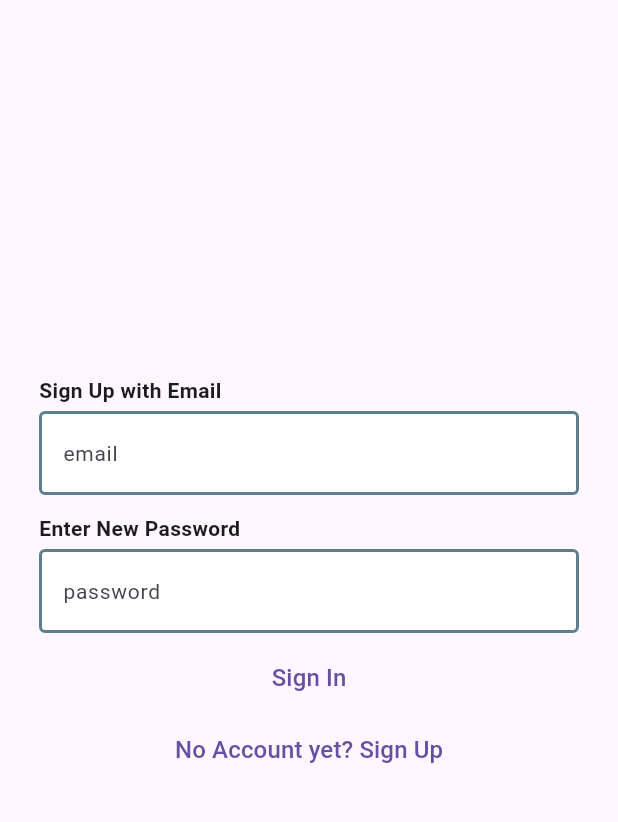
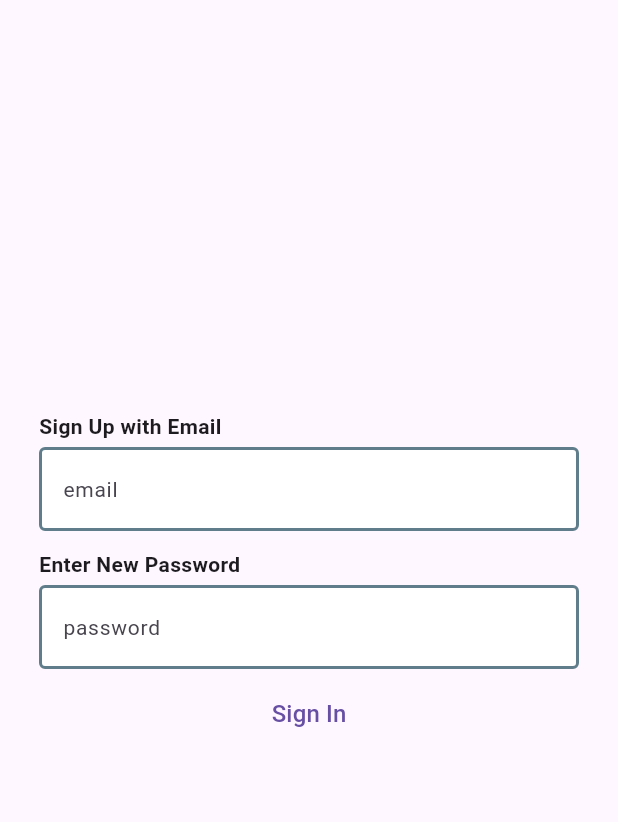
Before and after one commit to skeptickal/homeBrewed, a Flutter app: the screen it shows after launch, on a phone screen of 412 x 824 dp, the part 84-906 px from its top. Run offline on Flutter 3.47's test engine with Material 3 defaults, Android fonts, the phone set to English and light mode, and no system bars; our stand-ins replace bloc, cloud_firestore, equatable, firebase_auth, firebase_core, firebase_messaging and 3 more; accounts and stored records are empty.

Commit message:
added cubit for changing sign in state as a temporary holder

```diff
--- a/dnd_character_manager/lib/cubits/character_cubit/character_cubit.dart
+++ b/dnd_character_manager/lib/cubits/character_cubit/character_cubit.dart
@@ -1,8 +1,18 @@
 import 'package:bloc/bloc.dart';
+import 'package:dnd_character_manager/service/dnd_service.dart';
+import 'package:equatable/equatable.dart';
 import 'package:meta/meta.dart';
 
 part 'character_state.dart';
 
 class CharacterCubit extends Cubit<CharacterState> {
-  CharacterCubit() : super(CharacterInitial());
+  final DndService dndService;
+
+  CharacterCubit({DndService? dndService})
+      : dndService = dndService ?? DndService(),
+        super(const CharacterInitial());
+
+  Future<void> signIn(bool signedIn) async {
+    emit(state.copyWith(signedIn: signedIn));
+  }
 }
--- a/dnd_character_manager/lib/cubits/character_cubit/character_state.dart
+++ b/dnd_character_manager/lib/cubits/character_cubit/character_state.dart
@@ -1,6 +1,19 @@
 part of 'character_cubit.dart';
 
 @immutable
-sealed class CharacterState {}
+class CharacterState extends Equatable {
+  final bool? signedIn;
 
-final class CharacterInitial extends CharacterState {}
+  const CharacterState({this.signedIn});
+
+  CharacterState copyWith({signedIn}) {
+    return CharacterState(signedIn: signedIn ?? this.signedIn);
+  }
+
+  @override
+  List<Object?> get props => [signedIn];
+}
+
+final class CharacterInitial extends CharacterState {
+  const CharacterInitial() : super(signedIn: false);
+}
--- a/dnd_character_manager/lib/pages/home_screen.dart
+++ b/dnd_character_manager/lib/pages/home_screen.dart
@@ -1,13 +1,16 @@
 import 'package:dnd_character_manager/constants/text_fields.dart';
 import 'package:dnd_character_manager/constants/theme_data.dart';
+import 'package:dnd_character_manager/cubits/character_cubit/character_cubit.dart';
 import 'package:flutter/material.dart';
+import 'package:flutter_bloc/flutter_bloc.dart';
 
 class HomeScreen extends StatelessWidget {
   const HomeScreen({super.key});
-  final bool userSignedIn = false;
 
   @override
   Widget build(BuildContext context) {
+    return BlocBuilder<CharacterCubit, CharacterState>(
+      builder: (context, state) {
         return Scaffold(
           appBar: AppBar(
             title: Text(
@@ -17,7 +20,9 @@ class HomeScreen extends StatelessWidget {
             centerTitle: true,
             backgroundColor: blueGrey,
           ),
-      body: userSignedIn ? _SignIn() : _SignUp(),
+          body: state.signedIn! ? const _SignIn() : const _SignUp(),
+        );
+      },
     );
   }
 }
@@ -48,7 +53,9 @@ class _SignIn extends StatelessWidget {
               subtitle: 'Enter Password',
             ),
             TextButton(
-              onPressed: () {},
+              onPressed: () {
+                context.read<CharacterCubit>().signIn(false);
+              },
               child: Text(
                 'Sign In',
                 style: dndFont.copyWith(fontSize: 16),
@@ -93,18 +100,14 @@ class _SignUp extends StatelessWidget {
               subtitle: 'Enter New Password',
             ),
             TextButton(
-              onPressed: () {},
+              onPressed: () {
+                context.read<CharacterCubit>().signIn(true);
+              },
               child: Text(
                 'Sign In',
                 style: dndFont.copyWith(fontSize: 16),
               ),
             ),
-            TextButton(
-                onPressed: () {},
-                child: Text(
-                  'No Account yet? Sign Up',
-                  style: dndFont.copyWith(fontSize: 16),
-                ))
           ],
         ),
       ),
--- /dev/null
+++ b/dnd_character_manager/lib/service/dnd_service.dart
@@ -0,0 +1,3 @@
+class DndService {
+
+}
--- a/dnd_character_manager/pubspec.yaml
+++ b/dnd_character_manager/pubspec.yaml
@@ -24,6 +24,7 @@ dependencies:
   equatable: ^2.0.5
   bloc: ^8.1.3
   google_fonts: ^6.1.0
+  meta: ^1.11.0
 
 dev_dependencies:
   flutter_test:
```
Lines whose indentation alone changed are shown as unchanged.
